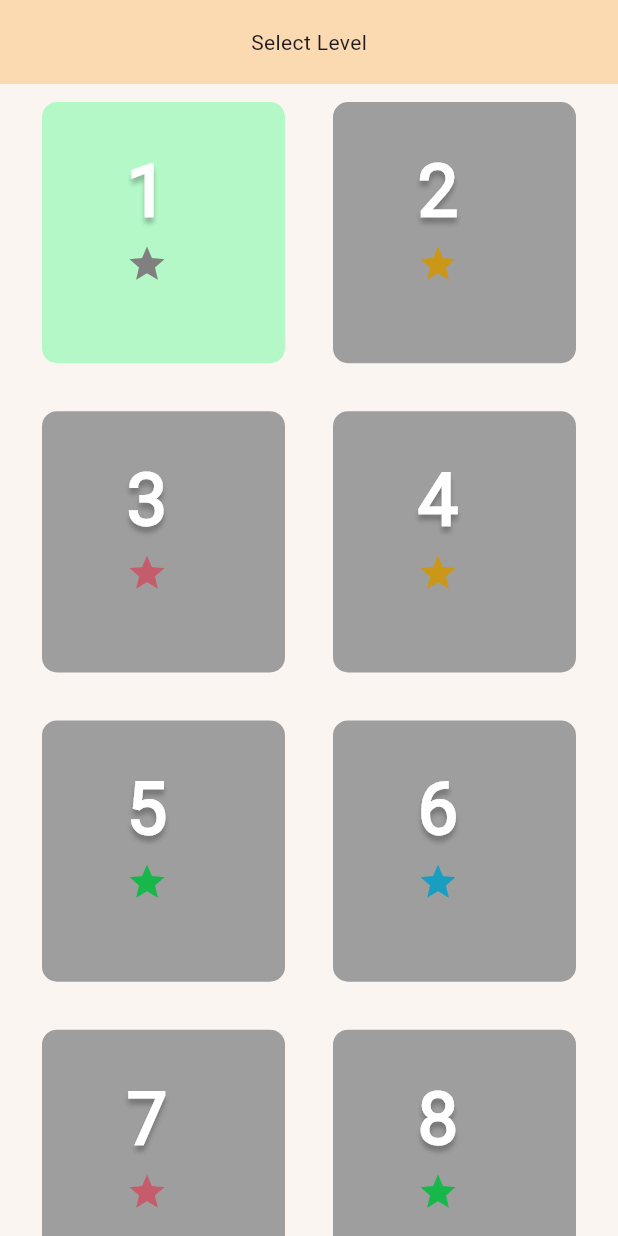
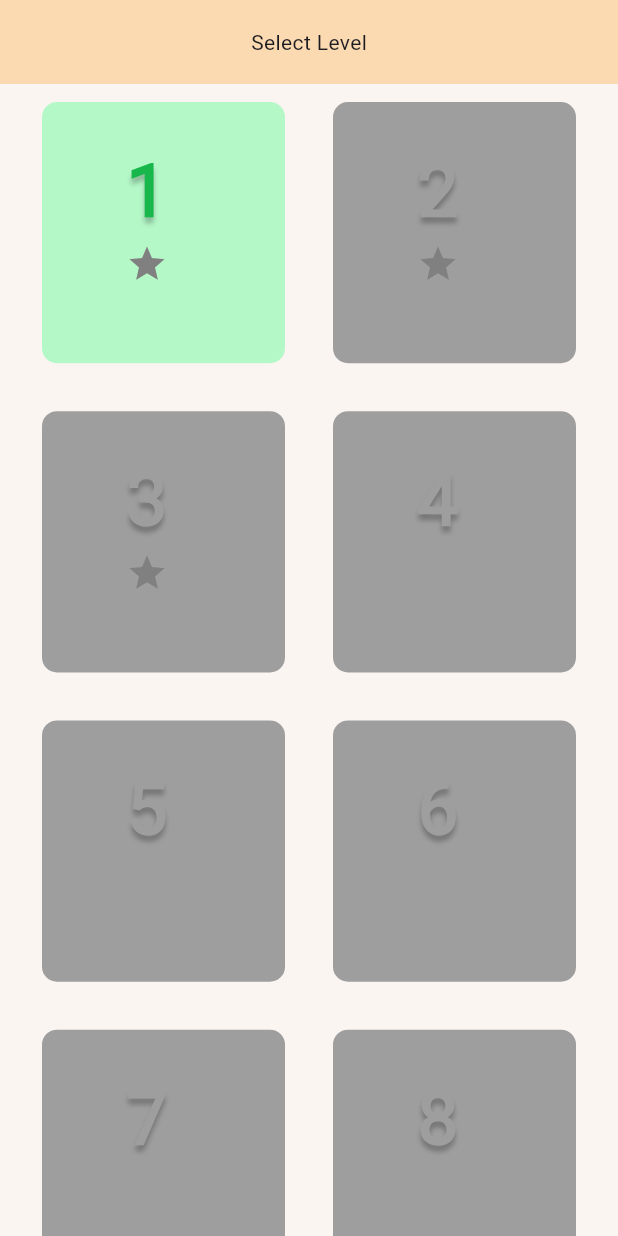
Before and after one commit to OmarElsiry/Learnopia, a Flutter app: the CountGamesLevelView screen opened directly, on a phone screen of 412 x 824 dp. Run offline on Flutter 3.47's test engine with Material 3 defaults, Android fonts, the phone set to English and light mode, and no system bars; our stand-ins replace awesome_dialog, bloc, cloud_firestore, dot_navigation_bar, firebase_auth, firebase_core and 10 more; missing offline and left inert: flutter_gemini_bot, flutter_ripple_animation, otp_pin_field; accounts and stored records are empty; Roboto replaces fonts that are missing (Poppins).

Commit message:
v3 stable count levels page

```diff
--- a/lib/features/Games/Math game/presantation/view/count_games_level_page/count_games_levels_view.dart
+++ b/lib/features/Games/Math game/presantation/view/count_games_level_page/count_games_levels_view.dart
@@ -69,7 +69,10 @@ class _CountGamesLevelViewState extends State<CountGamesLevelView> {
                 color: Levels.levelsPassedCount >= 0
                     ? const Color(0xFFB4F8C8)
                     : Colors.grey,
-                txtcolor: Colors.white, // Example text color
+                txtcolor: Levels.levelsPassedCount >= 0
+                    ? const Color(0xff18B74B)
+                    : Colors
+                        .grey, // Default text color to grey when condition is false
                 starColor: Levels.levelsPassedCount >= 1
                     ? const Color(0xffCA9719)
                     : const Color(0xFF808080),
@@ -95,11 +98,14 @@ class _CountGamesLevelViewState extends State<CountGamesLevelView> {
                 color: Levels.levelsPassedCount >= 1
                     ? const Color(0xFFA0E7E5)
                     : Colors.grey,
-                txtcolor: Colors.white, // Example text color
-                starColor: Levels.levelsPassedCount >= 1
-                    ? const Color(0xff199EC2)
-                    : const Color(
-                        0xffCA9719), // Dynamic star color based on your specification
+                txtcolor: Levels.levelsPassedCount >= 1
+                    ? const Color(
+                        0xff199EC2) // Using light blue for txtcolor when condition is true
+                    : Colors
+                        .grey, // Default text color to grey when condition is false
+                starColor: Levels.levelsPassedCount >= 2
+                    ? const Color(0xffCA9719)
+                    : const Color(0xFF808080),
                 text: '2',
               ),
             ),
@@ -122,11 +128,14 @@ class _CountGamesLevelViewState extends State<CountGamesLevelView> {
                 color: Levels.levelsPassedCount >= 2
                     ? const Color(0xFFFFAEBC)
                     : Colors.grey,
-                txtcolor: Colors.white, // Example text color
-                starColor: Levels.levelsPassedCount >= 2
-                    ? const Color(0xff18B74B)
-                    : const Color(
-                        0xffC55C6C), // Dynamic star color based on your specification
+                txtcolor: Levels.levelsPassedCount >= 2
+                    ? const Color(
+                        0xffC55C6C) // Using light blue for txtcolor when condition is true
+                    : Colors
+                        .grey, // Default text color to grey when condition is false
+                starColor: Levels.levelsPassedCount >= 3
+                    ? const Color(0xffCA9719)
+                    : const Color(0xFF808080),
                 text: '3',
               ),
             ),
@@ -146,14 +155,16 @@ class _CountGamesLevelViewState extends State<CountGamesLevelView> {
                 }
               },
               child: ColoredContainer(
-                color: Levels.levelsPassedCount >= 3
-                    ? const Color(0xFFFBE7C6)
+                color: Levels.levelsPassedCount < 3
+                    ? Colors.grey
+                    : const Color(0xFFFBE7C6),
+                txtcolor: Levels.levelsPassedCount >= 3
+                    ? const Color(
+                        0xffCA9719) // Using light blue for txtcolor when condition is true
+                    : Colors.grey, // Example text color
+                starColor: Levels.levelsPassedCount >= 4
+                    ? const Color(0xffCA9719)
                     : Colors.grey,
-                txtcolor: Colors.white, // Example text color
-                starColor: Levels.levelsPassedCount >= 3
-                    ? const Color(0xff199EC2)
-                    : const Color(
-                        0xffCA9719), // Dynamic star color based on your specification
                 text: '4',
               ),
             ),
@@ -173,14 +184,16 @@ class _CountGamesLevelViewState extends State<CountGamesLevelView> {
                 }
               },
               child: ColoredContainer(
-                color: Levels.levelsPassedCount >= 4
-                    ? const Color(0xFFB4F8C8)
+                color: Levels.levelsPassedCount < 4
+                    ? Colors.grey
+                    : const Color(0xffB4F8C8),
+                txtcolor: Levels.levelsPassedCount >= 4
+                    ? const Color(
+                        0xff18B74B) // Using light blue for txtcolor when condition is true
+                    : Colors.grey, // Example text color
+                starColor: Levels.levelsPassedCount >= 5
+                    ? const Color(0xffCA9719)
                     : Colors.grey,
-                txtcolor: Colors.white, // Example text color
-                starColor: Levels.levelsPassedCount >= 4
-                    ? const Color(0xffCA9719)
-                    : const Color(
-                        0xff18B74B), // Dynamic star color based on your specification
                 text: '5',
               ),
             ),
@@ -200,14 +213,16 @@ class _CountGamesLevelViewState extends State<CountGamesLevelView> {
                 }
               },
               child: ColoredContainer(
-                color: Levels.levelsPassedCount >= 5
-                    ? const Color(0xFFA0E7E5)
+                color: Levels.levelsPassedCount < 5
+                    ? Colors.grey
+                    : const Color(0xffA0E7E5),
+                txtcolor: Levels.levelsPassedCount >= 5
+                    ? const Color(
+                        0xff199EC2) // Using light blue for txtcolor when condition is true
+                    : Colors.grey, // Example text color
+                starColor: Levels.levelsPassedCount >= 6
+                    ? const Color(0xffCA9719)
                     : Colors.grey,
-                txtcolor: Colors.white, // Example text color
-                starColor: Levels.levelsPassedCount >= 5
-                    ? const Color(0xff18B74B)
-                    : const Color(
-                        0xff199EC2), // Dynamic star color based on your specification
                 text: '6',
               ),
             ),
@@ -227,14 +242,16 @@ class _CountGamesLevelViewState extends State<CountGamesLevelView> {
                 }
               },
               child: ColoredContainer(
-                color: Levels.levelsPassedCount >= 6
-                    ? const Color(0xFFFFAEBC)
+                color: Levels.levelsPassedCount < 6
+                    ? Colors.grey
+                    : const Color(0xFFFFAEBC),
+                txtcolor: Levels.levelsPassedCount >= 6
+                    ? const Color(
+                        0xff199EC2) // Using light blue for txtcolor when condition is true
+                    : Colors.grey, // Example text color
+                starColor: Levels.levelsPassedCount >= 7
+                    ? const Color(0xffCA9719)
                     : Colors.grey,
-                txtcolor: Colors.white, // Example text color
-                starColor: Levels.levelsPassedCount >= 6
-                    ? const Color(0xffCA9719)
-                    : const Color(
-                        0xffC55C6C), // Dynamic star color based on your specification
                 text: '7',
               ),
             ),
@@ -254,14 +271,16 @@ class _CountGamesLevelViewState extends State<CountGamesLevelView> {
                 }
               },
               child: ColoredContainer(
-                color: Levels.levelsPassedCount >= 7
-                    ? const Color(0xFFFBE7C6)
+                color: Levels.levelsPassedCount < 7
+                    ? Colors.grey
+                    : const Color(0xFFFBE7C6),
+                txtcolor: Levels.levelsPassedCount >= 7
+                    ? const Color(
+                        0xff199EC2) // Using light blue for txtcolor when condition is true
+                    : Colors.grey, // Example text color
+                starColor: Levels.levelsPassedCount >= 8
+                    ? const Color(0xffCA9719)
                     : Colors.grey,
-                txtcolor: Colors.white, // Example text color
-                starColor: Levels.levelsPassedCount >= 7
-                    ? const Color(0xff199EC2)
-                    : const Color(
-                        0xff18B74B), // Dynamic star color based on your specification
                 text: '8',
               ),
             ),
--- a/lib/main.dart
+++ b/lib/main.dart
@@ -7,9 +7,9 @@ import 'package:educational_kids_game/features/auth_features/sign_up/presantatio
 import 'package:educational_kids_game/firebase_options.dart';
 import 'package:firebase_core/firebase_core.dart';
 import 'package:flutter/material.dart';
+import 'package:flutter/services.dart';
 import 'package:flutter_bloc/flutter_bloc.dart';
 import 'package:flutter_localizations/flutter_localizations.dart';
-
 import 'generated/l10n.dart';
 
 void main() async {
@@ -19,6 +19,28 @@ void main() async {
   );
   NotificationService services = NotificationService();
   await services.init();
+
+  // Set system UI overlay style and enable immersive mode
+  SystemUiOverlayStyle systemUiOverlayStyle = const SystemUiOverlayStyle(
+    statusBarColor: Colors.transparent,
+    statusBarIconBrightness: Brightness.light,
+    systemNavigationBarIconBrightness: Brightness.light,
+    systemNavigationBarColor: Colors.transparent,
+    systemNavigationBarDividerColor: Colors.transparent,
+    systemNavigationBarContrastEnforced: false,
+    systemStatusBarContrastEnforced: false,
+  );
+  SystemChrome.setSystemUIOverlayStyle(systemUiOverlayStyle);
+
+  // Choose one of the following lines based on your desired full-screen behavior
+  // For immersive sticky mode with bottom overlay
+  // SystemChrome.setEnabledSystemUIMode(SystemUiMode.immersiveSticky, overlays: [SystemUiOverlay.bottom]);
+
+  // For manual mode with specific overlays
+  // SystemChrome.setEnabledSystemUIMode(SystemUiMode.manual, overlays: [SystemUiOverlay.top, SystemUiOverlay.bottom]);
+
+  // For edge-to-edge mode
+  SystemChrome.setEnabledSystemUIMode(SystemUiMode.edgeToEdge);
   runApp(const EducationKids());
 }
 
@@ -46,6 +68,7 @@ class EducationKids extends StatelessWidget {
           GlobalCupertinoLocalizations.delegate,
         ],
         supportedLocales: S.delegate.supportedLocales,
+        title: 'Learnopia',
         theme:
             ThemeData.light().copyWith(scaffoldBackgroundColor: kprimaryColor),
         routes: Approutes.routes,
```
